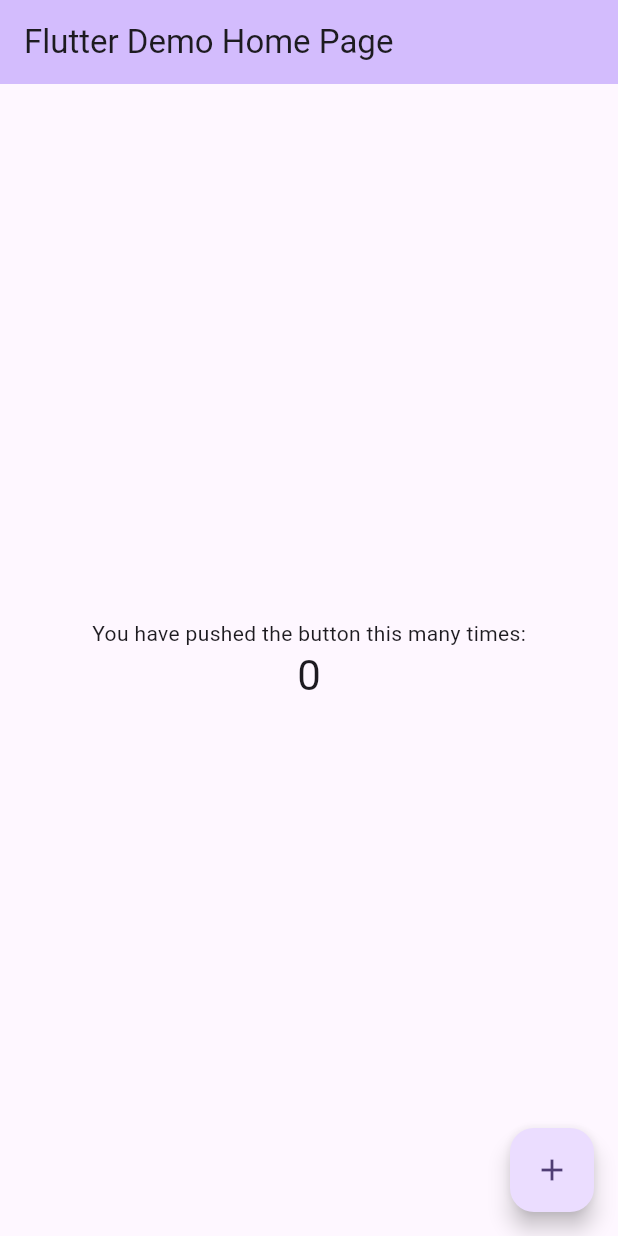
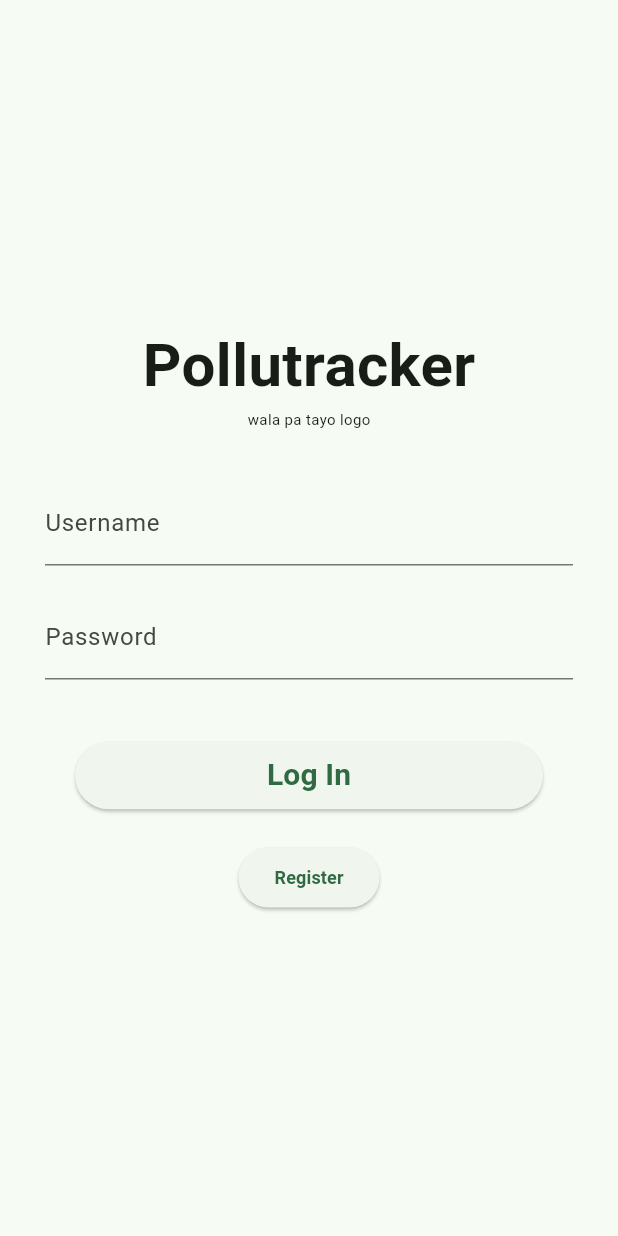
Before and after one commit to scene-mp4/aether_app, a Flutter app: the screen it shows after launch, on a phone screen of 412 x 824 dp. Run offline on Flutter 3.47's test engine with Material 3 defaults, Android fonts, the phone set to English and light mode, and no system bars.

Commit message:
Start login screen

```diff
--- a/lib/main.dart
+++ b/lib/main.dart
@@ -1,4 +1,5 @@
 import 'package:flutter/material.dart';
+import 'screens/login.dart';
 
 void main() {
   runApp(const MyApp());
@@ -13,24 +14,9 @@ class MyApp extends StatelessWidget {
     return MaterialApp(
       title: 'Flutter Demo',
       theme: ThemeData(
-        // This is the theme of your application.
-        //
-        // TRY THIS: Try running your application with "flutter run". You'll see
-        // the application has a purple toolbar. Then, without quitting the app,
-        // try changing the seedColor in the colorScheme below to Colors.green
-        // and then invoke "hot reload" (save your changes or press the "hot
-        // reload" button in a Flutter-supported IDE, or press "r" if you used
-        // the command line to start the app).
-        //
-        // Notice that the counter didn't reset back to zero; the application
-        // state is not lost during the reload. To reset the state, use hot
-        // restart instead.
-        //
-        // This works for code too, not just values: Most code changes can be
-        // tested with just a hot reload.
-        colorScheme: .fromSeed(seedColor: Colors.deepPurple),
+        colorScheme: .fromSeed(seedColor: const Color.fromARGB(255, 80, 255, 153)),
       ),
-      home: const MyHomePage(title: 'Flutter Demo Home Page'),
+      home: LoginScreen(),
     );
   }
 }
--- /dev/null
+++ b/lib/screens/login.dart
@@ -0,0 +1,91 @@
+import 'package:flutter/material.dart';
+import '../main.dart';
+import 'main_nav.dart';
+
+// Contains the main login screen and is the first screen that shows up on app startup.
+// TODO (for Login):
+// - add show/hide button for password
+// - implement login functionality with firebase
+// - pollutracker logo (?)
+// - polish UI
+// - add user registration screen
+
+class LoginScreen extends StatefulWidget {
+   @override
+  _LoginScreenState createState() => _LoginScreenState();
+}
+
+class _LoginScreenState extends State<LoginScreen> {
+  final TextEditingController usernameField = TextEditingController();
+  final TextEditingController passwordField = TextEditingController();
+
+  void checkLogin() {
+    String username = usernameField.text;
+    String password = passwordField.text;
+
+    // placeholder, wala pa firebase
+    if (username == 'admin' && password == 'admin') {
+      print("Correct details, login successful.");
+    } else {
+      print("Incorrect details.");
+    }
+
+  }
+
+  @override
+  Widget build(BuildContext context) {
+    return Scaffold(
+      body: Center(
+        child: Padding(
+          padding: const EdgeInsets.all(30.0),
+          child: Column(
+            mainAxisAlignment: MainAxisAlignment.center,
+            crossAxisAlignment: CrossAxisAlignment.center,
+            children: [
+              Text(
+                "Pollutracker",
+                style: TextStyle(fontSize: 40, fontWeight: FontWeight.bold)
+              ),
+              Text(
+                "wala pa tayo logo",
+                style: TextStyle(fontSize: 10)
+              ),
+              SizedBox(height: 35),
+              TextField(
+                controller: usernameField,
+                decoration: InputDecoration(labelText: 'Username')
+              ),
+              SizedBox(height: 20),
+                TextField(
+                controller: passwordField,
+                decoration: InputDecoration(labelText: 'Password')
+              ),
+              SizedBox(height: 40),
+              Padding(
+                padding: const EdgeInsets.symmetric(horizontal: 20),
+                child: Column(
+                  children: [
+                    ElevatedButton(
+                      onPressed:() => checkLogin(),
+                      child: Padding(
+                        padding: const EdgeInsets.all(8.0),
+                        child: Text("Log In", style: TextStyle(fontWeight: FontWeight.bold, fontSize: 20)),
+                      ),
+                      ),
+                  ],
+                  crossAxisAlignment: CrossAxisAlignment.stretch,
+                ),
+              ),
+                SizedBox(height: 20),
+              ElevatedButton(
+                onPressed:() => print("Register button pressed"),
+                child: Text("Register", style: TextStyle(fontWeight: FontWeight.bold, fontSize: 12)),
+                ),
+
+            ],
+          ),
+        ) ,
+        )
+    );
+  }
+}
--- /dev/null
+++ b/lib/screens/main_nav.dart
@@ -0,0 +1,5 @@
+import 'package:flutter/material.dart';
+import '../main.dart';
+
+// Contains the bottom navigation bar. All other tabs will be in separate files, and when a tab is pressed on the bottom navigation bar, the current screen should change.
+// TODO:
```
